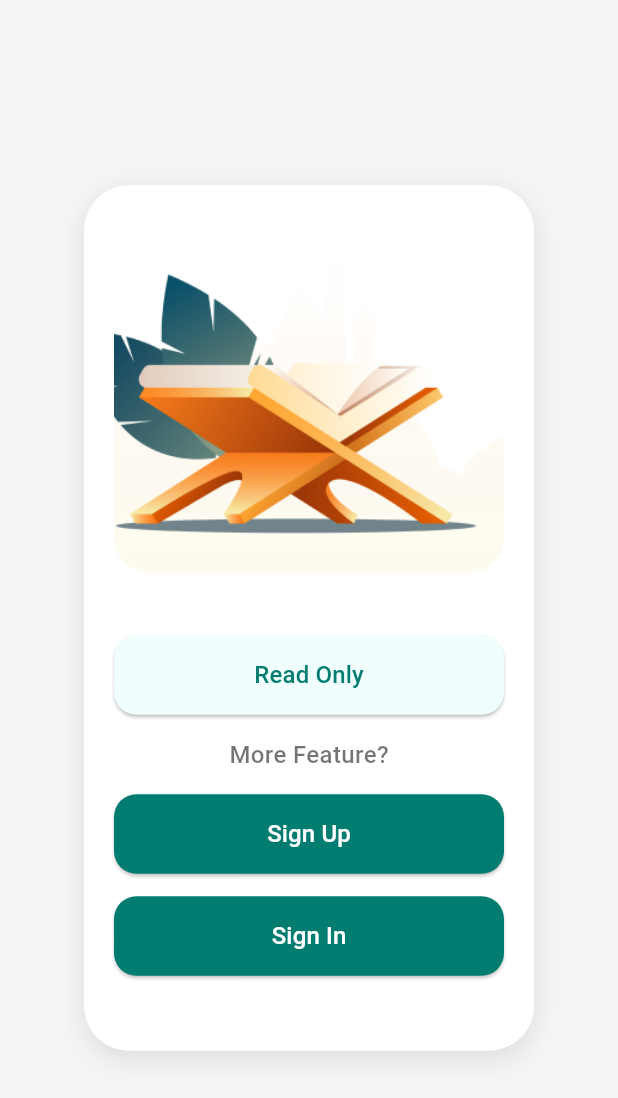
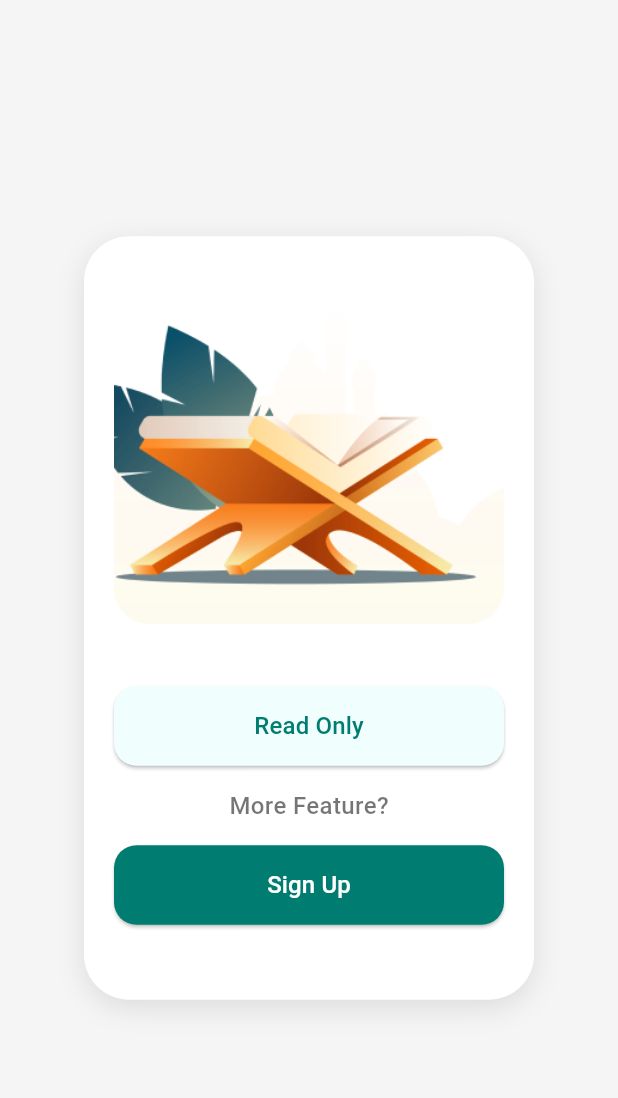
Before and after one commit to chiegremoryy/Smt5-PemrogramanPerangkatBergerak, a Flutter app: the LandingPage screen opened directly, on a phone screen of 412 x 824 dp. Shown: the top 1098 px of the screen. Run offline on Flutter 3.47's test engine with Material 3 defaults, Android fonts, the phone set to English and light mode, and no system bars.

Commit message:
landing page-fix

```diff
--- a/uas/quran_connect/lib/components/landing_page.dart
+++ b/uas/quran_connect/lib/components/landing_page.dart
@@ -1,4 +1,5 @@
 import 'package:flutter/material.dart';
+import 'auth_screen.dart';
 
 class LandingPage extends StatelessWidget {
   const LandingPage({Key? key}) : super(key: key);
@@ -64,7 +65,12 @@ class LandingPage extends StatelessWidget {
                 const SizedBox(height: 15),
                 ElevatedButton(
                   onPressed: () {
-                    // Implement Sign Up functionality
+                    Navigator.push(
+                      context,
+                      MaterialPageRoute(
+                        builder: (context) => AuthScreen(),
+                      ),
+                    );
                   },
                   style: ElevatedButton.styleFrom(
                     backgroundColor: const Color.fromARGB(255, 0, 124, 112),
@@ -82,27 +88,6 @@ class LandingPage extends StatelessWidget {
                     style: TextStyle(fontSize: 16, color: Colors.white),
                   ),
                 ),
-                const SizedBox(height: 15),
-                ElevatedButton(
-                  onPressed: () {
-                    // Implement Sign In functionality
-                  },
-                  style: ElevatedButton.styleFrom(
-                    backgroundColor: const Color.fromARGB(255, 0, 124, 112),
-                    shape: RoundedRectangleBorder(
-                      borderRadius: BorderRadius.circular(15),
-                    ),
-                    padding: const EdgeInsets.symmetric(
-                      horizontal: 40,
-                      vertical: 15,
-                    ),
-                    minimumSize: Size(double.infinity, 50),
-                  ),
-                  child: const Text(
-                    'Sign In',
-                    style: TextStyle(fontSize: 16, color: Colors.white),
-                  ),
-                ),
                 const SizedBox(height: 20),
               ],
             ),
```
